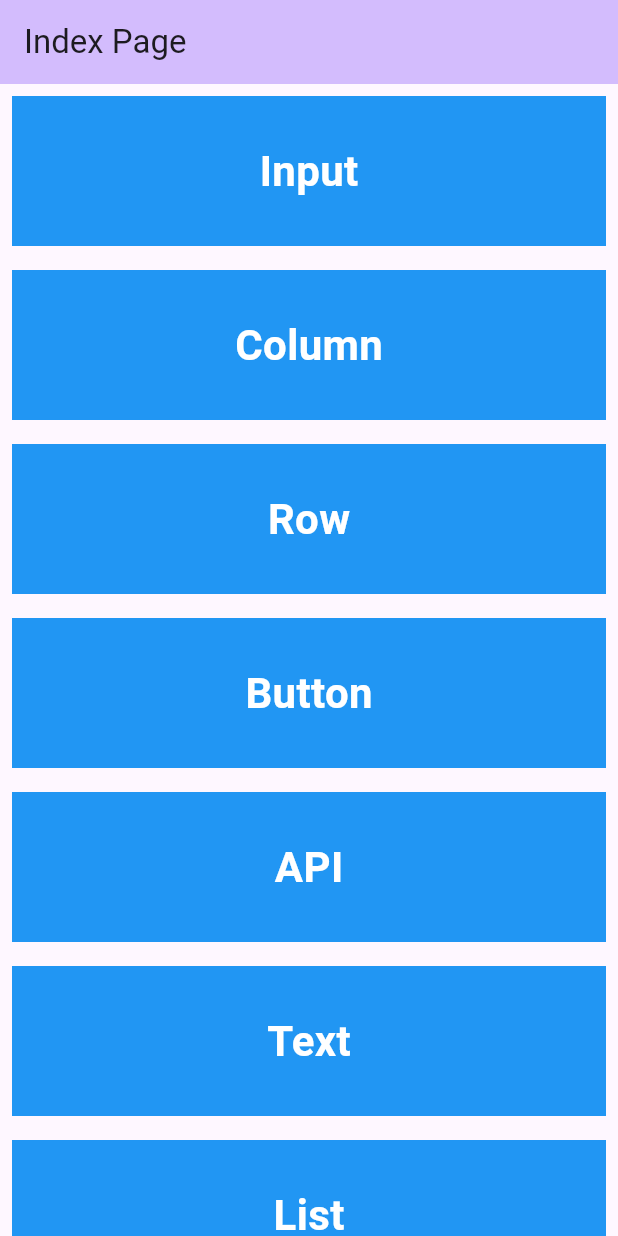
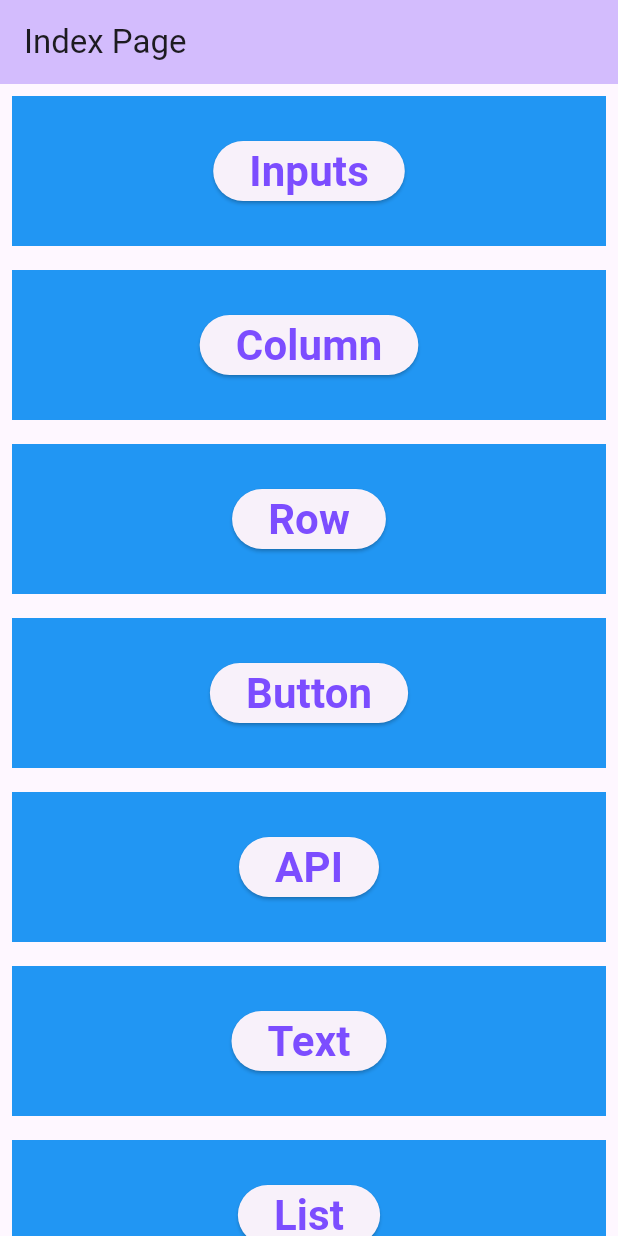
Before and after one commit to hasanthex/basic-flutter, a Flutter app: the screen it shows after launch, on a phone screen of 412 x 824 dp. Run offline on Flutter 3.47's test engine with Material 3 defaults, Android fonts, the phone set to English and light mode, and no system bars.

```diff
--- a/lib/input/InputScreen.dart
+++ b/lib/input/InputScreen.dart
@@ -7,7 +7,8 @@ class InputScreen extends StatelessWidget {
   Widget build(BuildContext context) {
     return Scaffold(
       appBar: AppBar(
-        title: const Text("second screen"),
+        title: const Text("Input Screen"),
+        backgroundColor: Theme.of(context).colorScheme.inversePrimary,
       ),
       body: Center(
         child: ElevatedButton(
--- a/lib/main.dart
+++ b/lib/main.dart
@@ -1,4 +1,6 @@
 import 'package:flutter/material.dart';
+import 'package:flutter_application_2/SecondScreen.dart';
+import 'package:flutter_application_2/input/InputScreen.dart';
 import 'package:flutter_application_2/utils/ListItem.dart';
 
 void main() {
@@ -32,14 +34,14 @@ class MyHomePage extends StatefulWidget {
 }
 
 class _MyHomePageState extends State<MyHomePage> {
-  final List<String> _topic = [
-    'Input',
-    'Column',
-    'Row',
-    'Button',
-    'API',
-    'Text',
-    'List'
+  final List<Map<dynamic, dynamic>> _topic = [
+    {'topic': 'Inputs', 'page': const InputScreen()},
+    {'topic': 'Column', 'page': const SecondScreen()},
+    {'topic': 'Row', 'page': const InputScreen()},
+    {'topic': 'Button', 'page': const InputScreen()},
+    {'topic': 'API', 'page': const InputScreen()},
+    {'topic': 'Text', 'page': const InputScreen()},
+    {'topic': 'List', 'page': const InputScreen()}
   ];
 
   @override
@@ -52,7 +54,9 @@ class _MyHomePageState extends State<MyHomePage> {
       body: ListView.builder(
         itemCount: _topic.length,
         itemBuilder: (context, index) {
-          return ListItem(childText: _topic[index]);
+          return ListItem(
+              childText: _topic[index]['topic'],
+              childClass: _topic[index]['page']);
         },
       ),
       // This trailing comma makes auto-formatting nicer for build methods.
--- a/lib/utils/ListItem.dart
+++ b/lib/utils/ListItem.dart
@@ -1,9 +1,12 @@
 import 'package:flutter/material.dart';
+// import 'package:flutter_application_2/input/InputScreen.dart';
 
 class ListItem extends StatelessWidget {
   final String childText;
+  final Widget childClass;
 
-  const ListItem({super.key, required this.childText});
+  const ListItem(
+      {super.key, required this.childText, required this.childClass});
 
   @override
   Widget build(BuildContext context) {
@@ -13,10 +16,19 @@ class ListItem extends StatelessWidget {
         height: 100,
         color: Colors.blue,
         child: Center(
-          child: Text(
-            childText,
-            style: TextStyle(
-                fontWeight: FontWeight.bold, color: Colors.white, fontSize: 28),
+          child: ElevatedButton(
+            child: Text(
+              childText,
+              style: TextStyle(
+                  fontWeight: FontWeight.bold,
+                  color: Colors.deepPurpleAccent,
+                  fontSize: 28),
+            ),
+            onPressed: () {
+              print("$childText clicked");
+              Navigator.push(
+                  context, MaterialPageRoute(builder: (context) => childClass));
+            },
           ),
         ),
       ),
```
